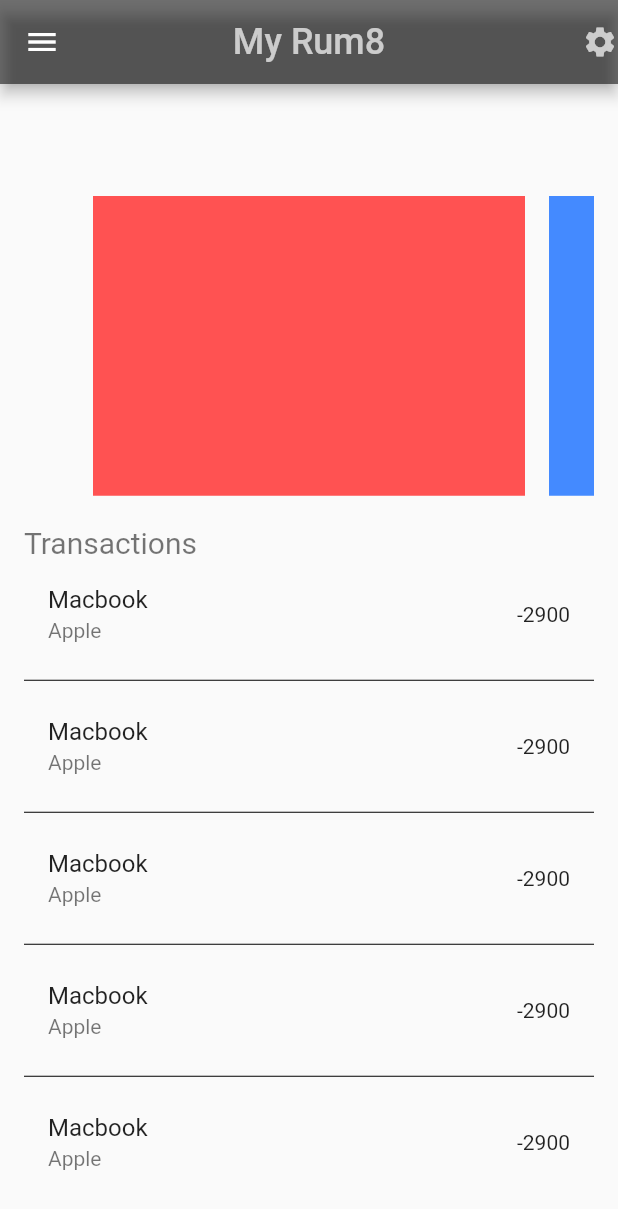
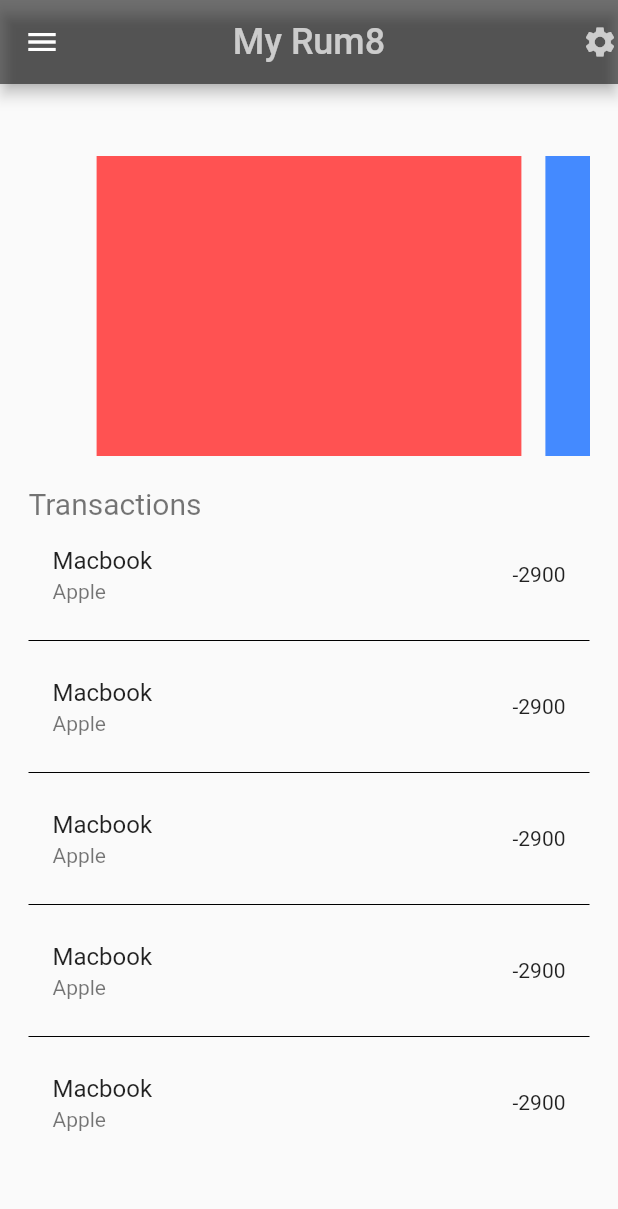
Before and after one commit to sam08081991/room8, a Flutter app: the MenuDashboardPage screen opened directly, on a phone screen of 412 x 824 dp. Shown: the top 1209 px of the screen. Run offline on Flutter 3.47's test engine with Material 2 defaults, Android fonts, the phone set to English and light mode, and no system bars; our stand-ins replace firebase_auth, firebase_database; accounts and stored records are empty.

Commit message:
Fix scrolling body

```diff
--- a/lib/src/resources/home_page.dart
+++ b/lib/src/resources/home_page.dart
@@ -126,7 +126,9 @@ class _MenuDashboardPageState extends State<MenuDashboardPage>
             ],
           ),
         ),
-        body: new Center(
+        body: Container(
+          padding: EdgeInsets.fromLTRB(3, 0, 3, 0),
+          constraints: BoxConstraints.expand(),
           child: SingleChildScrollView(
             scrollDirection: Axis.vertical,
             physics: ClampingScrollPhysics(),
```
